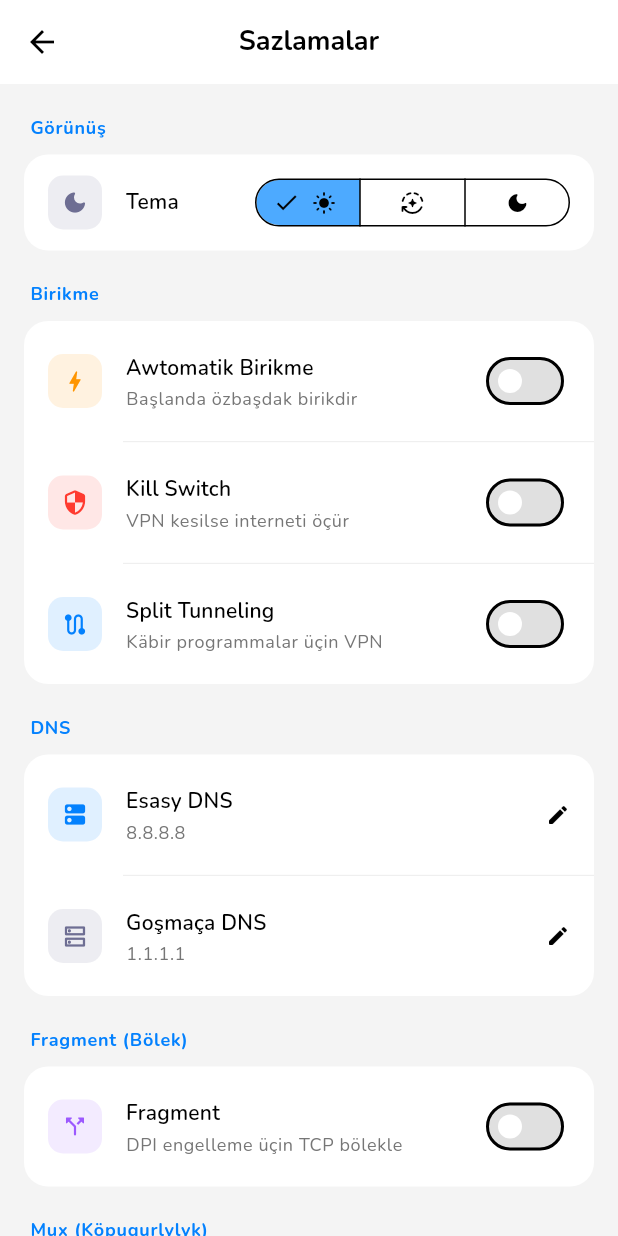
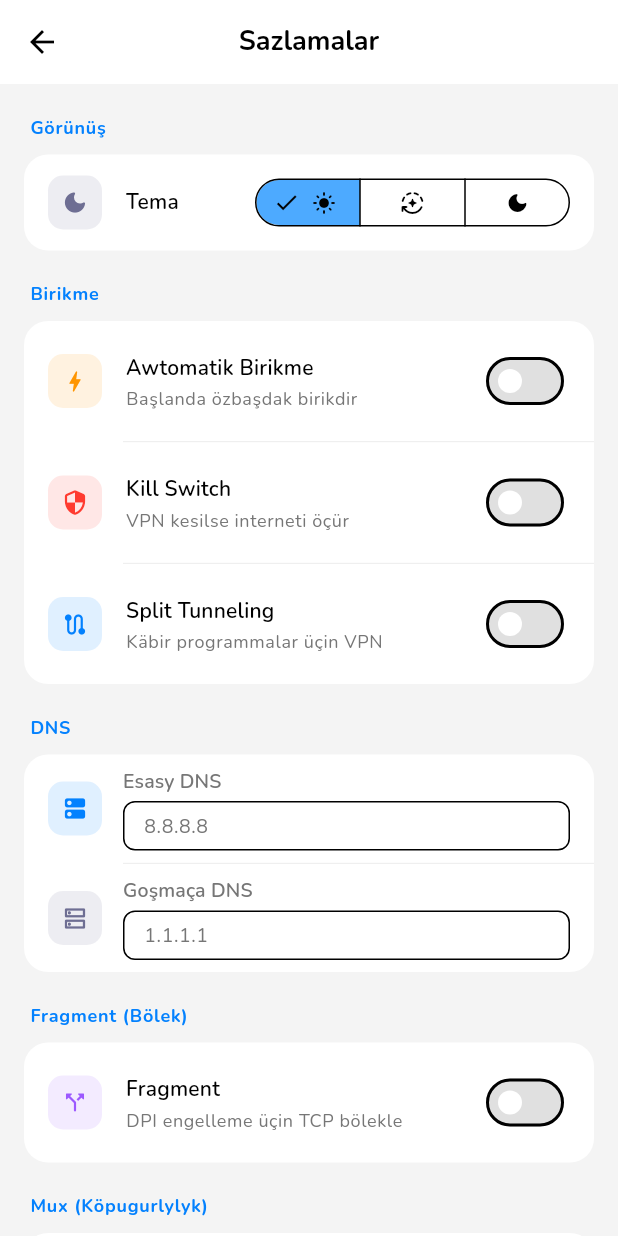
Before and after one commit to telovpn047/telo, a Flutter app: the SettingsScreen screen opened directly, after a tap on the "light mode" icon, on a phone screen of 412 x 824 dp. Run offline on Flutter 3.47's test engine with Material 3 defaults, Android fonts, the phone set to English and light mode, and no system bars; our stand-ins replace flutter_animate, google_fonts, shared_preferences; missing offline and left inert: mobile_scanner; accounts and stored records are empty.

Commit message:
Fix VPN connection: add tun2socks bridge, log viewer, inline fragment settings
- TeloVpnService: add tun2socks process that bridges TUN fd to Xray SOCKS5 (10808);
  add addDisallowedApplication to prevent routing loops; add log ring-buffer with
  addLog/getLogs/clearLogs; verify SOCKS port is open before setting up TUN
- MainActivity: add getLogs and clearLogs MethodChannel handlers
- VpnNativeService: add getLogs() and clearLogs() Dart wrappers
- LogScreen: new scrollable log viewer with auto-scroll, copy-all, clear, color-coded lines
- SettingsScreen: convert to StatefulWidget with inline TextFields for DNS/Fragment/Mux;
  remove Protocol selection section; add Log section at bottom linking to LogScreen
- build-apk.yml: download tun2socks arm64/x64 binaries into assets/xray/ during CI

https://claude.ai/code/session_01DySQHCAXx5BDrSVf65pki6

```diff
--- a/telovpn/lib/screens/settings_screen.dart
+++ b/telovpn/lib/screens/settings_screen.dart
@@ -3,9 +3,43 @@ import 'package:flutter/services.dart';
 import 'package:provider/provider.dart';
 import '../services/settings_provider.dart';
 import '../theme/app_theme.dart';
+import 'log_screen.dart';
 
-class SettingsScreen extends StatelessWidget {
+class SettingsScreen extends StatefulWidget {
   const SettingsScreen({super.key});
+
+  @override
+  State<SettingsScreen> createState() => _SettingsScreenState();
+}
+
+class _SettingsScreenState extends State<SettingsScreen> {
+  late TextEditingController _primaryDnsCtrl;
+  late TextEditingController _secondaryDnsCtrl;
+  late TextEditingController _fragmentLengthCtrl;
+  late TextEditingController _fragmentIntervalCtrl;
+  late TextEditingController _muxConcurrencyCtrl;
+
+  bool _initialized = false;
+
+  @override
+  void dispose() {
+    _primaryDnsCtrl.dispose();
+    _secondaryDnsCtrl.dispose();
+    _fragmentLengthCtrl.dispose();
+    _fragmentIntervalCtrl.dispose();
+    _muxConcurrencyCtrl.dispose();
+    super.dispose();
+  }
+
+  void _init(SettingsProvider s) {
+    if (_initialized) return;
+    _initialized = true;
+    _primaryDnsCtrl = TextEditingController(text: s.primaryDns);
+    _secondaryDnsCtrl = TextEditingController(text: s.secondaryDns);
+    _fragmentLengthCtrl = TextEditingController(text: s.fragmentLength);
+    _fragmentIntervalCtrl = TextEditingController(text: s.fragmentInterval);
+    _muxConcurrencyCtrl = TextEditingController(text: '${s.muxConcurrency}');
+  }
 
   @override
   Widget build(BuildContext context) {
@@ -13,9 +47,11 @@ class SettingsScreen extends StatelessWidget {
       appBar: AppBar(title: const Text('Sazlamalar')),
       body: Consumer<SettingsProvider>(
         builder: (context, settings, _) {
+          _init(settings);
           return ListView(
             padding: const EdgeInsets.all(16),
             children: [
+              // ── Görünüş ──────────────────────────────────────────────────
               _SectionHeader(title: 'Görünüş'),
               _SettingsCard(children: [
                 _SettingsTile(
@@ -36,6 +72,7 @@ class SettingsScreen extends StatelessWidget {
               ]),
               const SizedBox(height: 16),
 
+              // ── Birikme ───────────────────────────────────────────────────
               _SectionHeader(title: 'Birikme'),
               _SettingsCard(children: [
                 _SettingsTile(
@@ -64,32 +101,32 @@ class SettingsScreen extends StatelessWidget {
               ]),
               const SizedBox(height: 16),
 
-              // DNS section
+              // ── DNS ────────────────────────────────────────────────────────
               _SectionHeader(title: 'DNS'),
               _SettingsCard(children: [
-                _SettingsTile(
+                _InlineTextField(
                   icon: Icons.dns_rounded,
                   iconColor: AppTheme.primaryBlue,
-                  title: 'Esasy DNS',
-                  subtitle: settings.primaryDns,
-                  trailing: const Icon(Icons.edit_rounded, size: 16),
-                  onTap: () => _showDnsDialog(context, 'Esasy DNS', settings.primaryDns,
-                      (v) => settings.setPrimaryDns(v)),
+                  label: 'Esasy DNS',
+                  controller: _primaryDnsCtrl,
+                  keyboardType: TextInputType.url,
+                  hint: '8.8.8.8',
+                  onChanged: settings.setPrimaryDns,
                 ),
                 _Divider(),
-                _SettingsTile(
+                _InlineTextField(
                   icon: Icons.dns_outlined,
                   iconColor: const Color(0xFF6E6E93),
-                  title: 'Goşmaça DNS',
-                  subtitle: settings.secondaryDns,
-                  trailing: const Icon(Icons.edit_rounded, size: 16),
-                  onTap: () => _showDnsDialog(context, 'Goşmaça DNS', settings.secondaryDns,
-                      (v) => settings.setSecondaryDns(v)),
+                  label: 'Goşmaça DNS',
+                  controller: _secondaryDnsCtrl,
+                  keyboardType: TextInputType.url,
+                  hint: '1.1.1.1',
+                  onChanged: settings.setSecondaryDns,
                 ),
               ]),
               const SizedBox(height: 16),
 
-              // Fragment section
+              // ── Fragment ────────────────────────────────────────────────────
               _SectionHeader(title: 'Fragment (Bölek)'),
               _SettingsCard(children: [
                 _SettingsTile(
@@ -97,40 +134,35 @@ class SettingsScreen extends StatelessWidget {
                   iconColor: const Color(0xFF9C59FF),
                   title: 'Fragment',
                   subtitle: 'DPI engelleme üçin TCP bölekle',
-                  trailing: Switch(value: settings.enableFragment, onChanged: settings.setEnableFragment),
+                  trailing: Switch(
+                    value: settings.enableFragment,
+                    onChanged: settings.setEnableFragment,
+                  ),
                 ),
                 if (settings.enableFragment) ...[
                   _Divider(),
-                  _SettingsTile(
+                  _InlineTextField(
                     icon: Icons.straighten_rounded,
                     iconColor: const Color(0xFF9C59FF),
-                    title: 'Uzynlyk (Bytes)',
-                    subtitle: settings.fragmentLength,
-                    trailing: const Icon(Icons.edit_rounded, size: 16),
-                    onTap: () => _showTextDialog(
-                      context, 'Fragment Uzynlygy', settings.fragmentLength,
-                      'mysal: 100-200',
-                      (v) => settings.setFragmentLength(v),
-                    ),
+                    label: 'Uzynlyk (Bytes)',
+                    controller: _fragmentLengthCtrl,
+                    hint: '100-200',
+                    onChanged: settings.setFragmentLength,
                   ),
                   _Divider(),
-                  _SettingsTile(
+                  _InlineTextField(
                     icon: Icons.timelapse_rounded,
                     iconColor: const Color(0xFF9C59FF),
-                    title: 'Aralyk (ms)',
-                    subtitle: settings.fragmentInterval,
-                    trailing: const Icon(Icons.edit_rounded, size: 16),
-                    onTap: () => _showTextDialog(
-                      context, 'Fragment Aralyk', settings.fragmentInterval,
-                      'mysal: 10-20',
-                      (v) => settings.setFragmentInterval(v),
-                    ),
+                    label: 'Aralyk (ms)',
+                    controller: _fragmentIntervalCtrl,
+                    hint: '10-20',
+                    onChanged: settings.setFragmentInterval,
                   ),
                 ],
               ]),
               const SizedBox(height: 16),
 
-              // Mux section
+              // ── Mux ─────────────────────────────────────────────────────────
               _SectionHeader(title: 'Mux (Köpugurlylyk)'),
               _SettingsCard(children: [
                 _SettingsTile(
@@ -142,36 +174,24 @@ class SettingsScreen extends StatelessWidget {
                 ),
                 if (settings.enableMux) ...[
                   _Divider(),
-                  _SettingsTile(
+                  _InlineTextField(
                     icon: Icons.format_list_numbered_rounded,
                     iconColor: const Color(0xFF00B09B),
-                    title: 'Birikme Sany',
-                    subtitle: '${settings.muxConcurrency}',
-                    trailing: const Icon(Icons.edit_rounded, size: 16),
-                    onTap: () => _showConcurrencyDialog(context, settings),
+                    label: 'Birikme Sany',
+                    controller: _muxConcurrencyCtrl,
+                    hint: '8',
+                    keyboardType: TextInputType.number,
+                    inputFormatters: [FilteringTextInputFormatter.digitsOnly],
+                    onChanged: (v) {
+                      final n = int.tryParse(v);
+                      if (n != null && n > 0) settings.setMuxConcurrency(n);
+                    },
                   ),
                 ],
               ]),
               const SizedBox(height: 16),
 
-              // Protocol section
-              _SectionHeader(title: 'Protokol'),
-              _SettingsCard(
-                children: [
-                  ...['AUTO', 'VLESS', 'VMESS', 'TROJAN', 'SHADOWSOCKS'].map((p) => Column(
-                        children: [
-                          _ProtocolTile(
-                            protocol: p,
-                            isSelected: settings.selectedProtocol == p,
-                            onTap: () => settings.setProtocol(p),
-                          ),
-                          if (p != 'SHADOWSOCKS') _Divider(),
-                        ],
-                      )),
-                ],
-              ),
-              const SizedBox(height: 16),
-
+              // ── Barada ───────────────────────────────────────────────────────
               _SectionHeader(title: 'Barada'),
               _SettingsCard(children: [
                 _SettingsTile(
@@ -189,6 +209,23 @@ class SettingsScreen extends StatelessWidget {
                   onTap: () {},
                 ),
               ]),
+              const SizedBox(height: 16),
+
+              // ── Log Görüntüleyici ─────────────────────────────────────────────
+              _SectionHeader(title: 'Günlük (Log)'),
+              _SettingsCard(children: [
+                _SettingsTile(
+                  icon: Icons.terminal_rounded,
+                  iconColor: const Color(0xFF82AAFF),
+                  title: 'VPN Logları',
+                  subtitle: 'Xray ve bağlantı kayıtlarını görüntüle',
+                  trailing: const Icon(Icons.chevron_right_rounded),
+                  onTap: () => Navigator.push(
+                    context,
+                    MaterialPageRoute(builder: (_) => const LogScreen()),
+                  ),
+                ),
+              ]),
               const SizedBox(height: 32),
             ],
           );
@@ -196,89 +233,75 @@ class SettingsScreen extends StatelessWidget {
       ),
     );
   }
+}
 
-  void _showDnsDialog(BuildContext context, String title, String current, Function(String) onSave) {
-    final ctrl = TextEditingController(text: current);
-    showDialog(
-      context: context,
-      builder: (_) => AlertDialog(
-        title: Text(title),
-        content: TextField(
-          controller: ctrl,
-          keyboardType: TextInputType.url,
-          decoration: InputDecoration(
-            hintText: 'mysal: 8.8.8.8',
-            helperText: 'DoH üçin: https://dns.google/dns-query',
+// ── Inline text field tile ─────────────────────────────────────────────────────
+
+class _InlineTextField extends StatelessWidget {
+  final IconData icon;
+  final Color iconColor;
+  final String label;
+  final TextEditingController controller;
+  final String hint;
+  final TextInputType keyboardType;
+  final List<TextInputFormatter>? inputFormatters;
+  final ValueChanged<String> onChanged;
+
+  const _InlineTextField({
+    required this.icon,
+    required this.iconColor,
+    required this.label,
+    required this.controller,
+    required this.hint,
+    required this.onChanged,
+    this.keyboardType = TextInputType.text,
+    this.inputFormatters,
+  });
+
+  @override
+  Widget build(BuildContext context) {
+    return Padding(
+      padding: const EdgeInsets.symmetric(horizontal: 16, vertical: 8),
+      child: Row(
+        children: [
+          Container(
+            width: 36, height: 36,
+            decoration: BoxDecoration(
+              color: iconColor.withOpacity(0.12),
+              borderRadius: BorderRadius.circular(10),
+            ),
+            child: Icon(icon, color: iconColor, size: 18),
           ),
-          autofocus: true,
-        ),
-        actions: [
-          TextButton(onPressed: () => Navigator.pop(context), child: const Text('Ýatyr')),
-          ElevatedButton(
-            onPressed: () {
-              onSave(ctrl.text);
-              Navigator.pop(context);
-            },
-            child: const Text('Sakla'),
-          ),
-        ],
-      ),
-    );
-  }
-
-  void _showTextDialog(BuildContext context, String title, String current, String hint, Function(String) onSave) {
-    final ctrl = TextEditingController(text: current);
-    showDialog(
-      context: context,
-      builder: (_) => AlertDialog(
-        title: Text(title),
-        content: TextField(
-          controller: ctrl,
-          decoration: InputDecoration(hintText: hint),
-          autofocus: true,
-        ),
-        actions: [
-          TextButton(onPressed: () => Navigator.pop(context), child: const Text('Ýatyr')),
-          ElevatedButton(
-            onPressed: () {
-              onSave(ctrl.text);
-              Navigator.pop(context);
-            },
-            child: const Text('Sakla'),
-          ),
-        ],
-      ),
-    );
-  }
-
-  void _showConcurrencyDialog(BuildContext context, SettingsProvider settings) {
-    final ctrl = TextEditingController(text: '${settings.muxConcurrency}');
-    showDialog(
-      context: context,
-      builder: (_) => AlertDialog(
-        title: const Text('Birikme Sany'),
-        content: TextField(
-          controller: ctrl,
-          keyboardType: TextInputType.number,
-          inputFormatters: [FilteringTextInputFormatter.digitsOnly],
-          decoration: const InputDecoration(hintText: '1-64', helperText: 'Maslahat: 8'),
-          autofocus: true,
-        ),
-        actions: [
-          TextButton(onPressed: () => Navigator.pop(context), child: const Text('Ýatyr')),
-          ElevatedButton(
-            onPressed: () {
-              final v = int.tryParse(ctrl.text) ?? 8;
-              settings.setMuxConcurrency(v);
-              Navigator.pop(context);
-            },
-            child: const Text('Sakla'),
+          const SizedBox(width: 14),
+          Expanded(
+            child: Column(
+              crossAxisAlignment: CrossAxisAlignment.start,
+              children: [
+                Text(label, style: Theme.of(context).textTheme.titleSmall?.copyWith(fontSize: 13)),
+                const SizedBox(height: 4),
+                TextField(
+                  controller: controller,
+                  keyboardType: keyboardType,
+                  inputFormatters: inputFormatters,
+                  style: Theme.of(context).textTheme.bodySmall?.copyWith(fontSize: 13),
+                  decoration: InputDecoration(
+                    hintText: hint,
+                    isDense: true,
+                    contentPadding: const EdgeInsets.symmetric(horizontal: 10, vertical: 8),
+                    border: OutlineInputBorder(borderRadius: BorderRadius.circular(8)),
+                  ),
+                  onChanged: onChanged,
+                ),
+              ],
+            ),
           ),
         ],
       ),
     );
   }
 }
+
+// ── Reusable widgets ──────────────────────────────────────────────────────────
 
 class _SectionHeader extends StatelessWidget {
   final String title;
@@ -356,41 +379,6 @@ class _SettingsTile extends StatelessWidget {
   }
 }
 
-class _ProtocolTile extends StatelessWidget {
-  final String protocol;
-  final bool isSelected;
-  final VoidCallback onTap;
-
-  const _ProtocolTile({required this.protocol, required this.isSelected, required this.onTap});
-
-  String get _description {
-    switch (protocol) {
-      case 'AUTO': return 'Iň gowy protokoly saý';
-      case 'VLESS': return 'Ýeňil we çalt';
-      case 'VMESS': return 'Standart V2Ray';
-      case 'TROJAN': return 'HTTPS görnüşinde';
-      case 'SHADOWSOCKS': return 'Klassyk şifrlemek';
-      default: return '';
-    }
-  }
-
-  @override
-  Widget build(BuildContext context) {
-    return ListTile(
-      onTap: onTap,
-      contentPadding: const EdgeInsets.symmetric(horizontal: 16, vertical: 2),
-      title: Text(protocol,
-          style: Theme.of(context).textTheme.titleMedium?.copyWith(
-                color: isSelected ? AppTheme.primaryBlue : null,
-              )),
-      subtitle: Text(_description, style: Theme.of(context).textTheme.bodySmall),
-      trailing: isSelected
-          ? const Icon(Icons.check_circle_rounded, color: AppTheme.primaryBlue)
-          : const Icon(Icons.circle_outlined, color: Colors.grey),
-    );
-  }
-}
-
 class _Divider extends StatelessWidget {
   @override
   Widget build(BuildContext context) {
```
Also changed, not shown: telovpn/lib/screens/log_screen.dart (added, +146 -0 lines), telovpn/lib/services/vpn_native_service.dart (+19 -0 lines), 3 other files.
